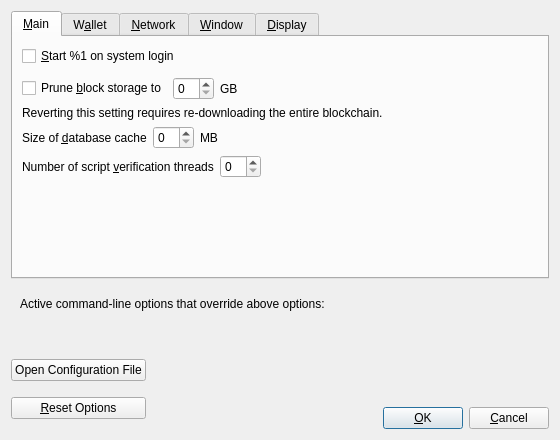
Bitcoin-ABC/bitcoin-abc, file src/qt/forms/optionsdialog.ui: the form before one commit.
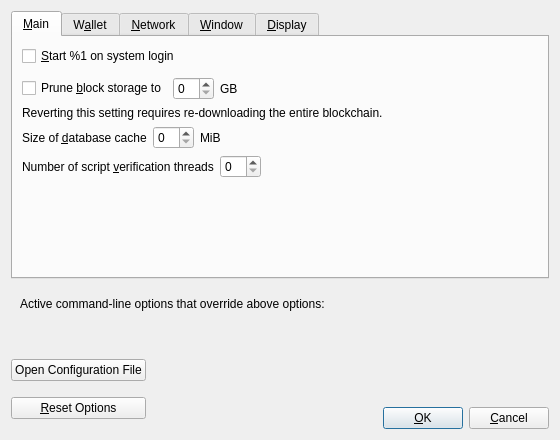
The form after the commit. Custom widgets are drawn as their Qt base class.

Patch:
```diff
--- a/src/qt/forms/optionsdialog.ui
+++ b/src/qt/forms/optionsdialog.ui
@@ -121,7 +121,7 @@
          <item>
           <widget class="QLabel" name="databaseCacheUnitLabel">
            <property name="text">
-            <string>MB</string>
+            <string>MiB</string>
            </property>
            <property name="textFormat">
             <enum>Qt::PlainText</enum>
```
